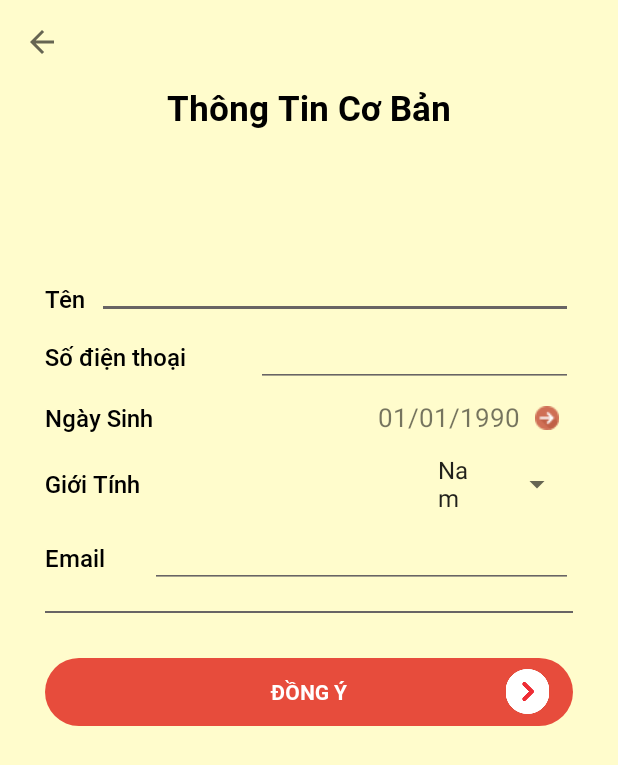
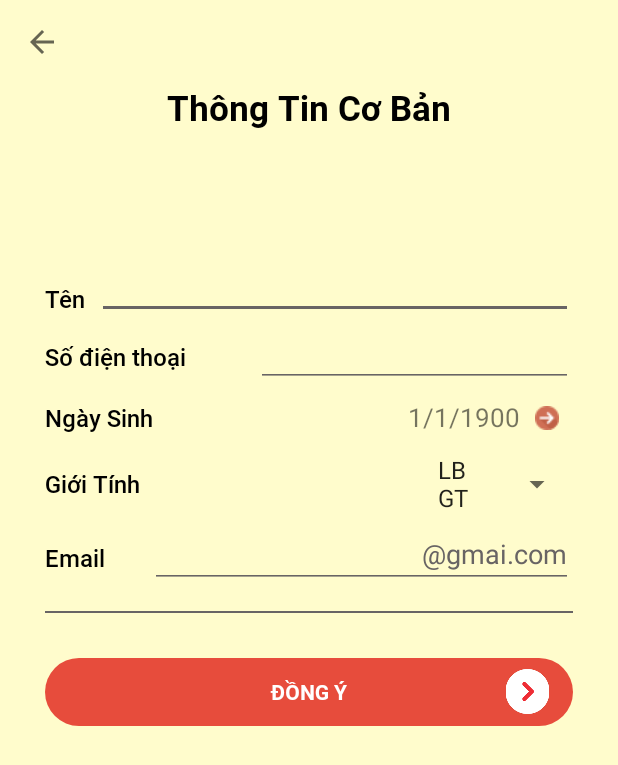
Before and after one commit to TrungDaniel/AndroidWinds, an Android app: the AccountActivity screen opened directly, with no data from a screen before it, after a tap on "SỬA THÔNG TIN", on a phone screen of 412 x 824 dp. Shown: the top 765 px of the screen. Run offline under Robolectric (Android 15) with nearby library versions, the phone set to English and light mode, and no system bars; our stand-ins replace CircleImageView, Picasso; libraries missing offline, so code that uses them is left out: com.kofigyan.stateprogressbar; pictures from the network do not load; 2 statements that could not run were skipped.

Commit message:
update information ( finish )

```diff
--- a/SOURCE/app/src/main/java/com/example/trung/androidwinds/AppConfig.java
+++ b/SOURCE/app/src/main/java/com/example/trung/androidwinds/AppConfig.java
@@ -35,11 +35,12 @@ public class AppConfig {
         editor.putString("NgaySinh", ngaySinh);
         editor.apply();
     }
-    public static void setGioiTinhUser(String gioiTinh, Context context) {
+    public static int setGioiTinhUser(int gioiTinh, Context context){
         SharedPreferences sharedPreferences = context.getSharedPreferences(PREF_NAME, Context.MODE_PRIVATE);
         SharedPreferences.Editor editor = sharedPreferences.edit();
-        editor.putString("GioiTinh", gioiTinh);
+        editor.putInt("GioiTinh",gioiTinh);
         editor.apply();
+        return gioiTinh;
     }
     public static void setEmailUser(String email, Context context) {
         SharedPreferences sharedPreferences = context.getSharedPreferences(PREF_NAME, Context.MODE_PRIVATE);
@@ -66,17 +67,18 @@ public class AppConfig {
     }
     public static String getNgaySinhUser(Context context) {
         SharedPreferences sharedPreferences = context.getSharedPreferences(PREF_NAME, Context.MODE_PRIVATE);
-        return sharedPreferences.getString("NgaySinh", "Nam");
+        return sharedPreferences.getString("NgaySinh", "1/1/1900");
     }
     public static String getEmailUser(Context context) {
         SharedPreferences sharedPreferences = context.getSharedPreferences(PREF_NAME, Context.MODE_PRIVATE);
         return sharedPreferences.getString("Email", "@gmai.com");
     }
+    public static int getGioiTinh(Context context){
+        SharedPreferences sharedPreferences = context.getSharedPreferences(PREF_NAME, Context.MODE_PRIVATE);
+        return sharedPreferences.getInt("GioiTinh",2);
+    }
 
-    public static String getGioiTinhUser(Context context) {
-        SharedPreferences sharedPreferences = context.getSharedPreferences(PREF_NAME, Context.MODE_PRIVATE);
-        return sharedPreferences.getString("GioiTinh", "01/01/1990");
-    }
+
 
 
 
--- a/SOURCE/app/src/main/java/com/example/trung/androidwinds/InfomationActivity.java
+++ b/SOURCE/app/src/main/java/com/example/trung/androidwinds/InfomationActivity.java
@@ -14,13 +14,12 @@ import android.widget.Spinner;
 import android.widget.TextView;
 import android.widget.Toast;
 
-import java.util.ArrayList;
 import java.util.Calendar;
 
 public class InfomationActivity extends AppCompatActivity {
     Toolbar tbInformation;
     TextView tvNgaySinh;
-    EditText edtTen,edtSoDienThoai,edtEmail;
+    EditText edtTen, edtSoDienThoai, edtEmail;
     ImageButton ibNgaySinh;
     DatePickerDialog.OnDateSetListener mDateSetListener;
     Spinner snGioiTinh;
@@ -37,7 +36,6 @@ public class InfomationActivity extends AppCompatActivity {
         sendData();
 
 
-
     }
 
     private void sendData() {
@@ -47,15 +45,16 @@ public class InfomationActivity extends AppCompatActivity {
                 String ten = edtTen.getText().toString();
                 String soDienThoai = edtSoDienThoai.getText().toString();
                 String ngaySinh = tvNgaySinh.getText().toString();
-                String gioiTinh = snGioiTinh.getSelectedItem().toString();
-                String email = edtTen.getText().toString();
-                AppConfig.setNameUser(ten,InfomationActivity.this);
-                AppConfig.setPhoneNumber(soDienThoai,InfomationActivity.this);
-                AppConfig.setGioiTinhUser(gioiTinh,InfomationActivity.this);
-                AppConfig.setNgaySinhUser(ngaySinh,InfomationActivity.this);
-                AppConfig.setEmailUser(email,InfomationActivity.this);
+                int gioiTinh = snGioiTinh.getSelectedItemPosition();
+                String email = edtEmail.getText().toString();
+                AppConfig.setNameUser(ten, InfomationActivity.this);
+                AppConfig.setPhoneNumber(soDienThoai, InfomationActivity.this);
+                AppConfig.setGioiTinhUser(gioiTinh, InfomationActivity.this);
+                AppConfig.setNgaySinhUser(ngaySinh, InfomationActivity.this);
+                AppConfig.setEmailUser(email, InfomationActivity.this);
+                Toast.makeText(InfomationActivity.this, "Bạn đã cập nhập thành công", Toast.LENGTH_SHORT).show();
 
-                Toast.makeText(InfomationActivity.this, "Cập nhập thành công", Toast.LENGTH_SHORT).show();
+
             }
         });
 
@@ -63,15 +62,26 @@ public class InfomationActivity extends AppCompatActivity {
 
     private void setData() {
         edtTen.setText(AppConfig.getNameUser(InfomationActivity.this));
+        edtTen.setSelection(edtTen.getText().length());
+
         edtSoDienThoai.setText(AppConfig.getPhoneNumber(InfomationActivity.this));
+        edtSoDienThoai.setSelection(edtSoDienThoai.getText().length());
+
+        tvNgaySinh.setText(AppConfig.getNgaySinhUser(InfomationActivity.this));
+
         edtEmail.setText(AppConfig.getEmailUser(InfomationActivity.this));
+        edtEmail.setSelection(edtEmail.getText().length());
+
+        // set position spiner
+        int value = AppConfig.getGioiTinh(InfomationActivity.this);
+        snGioiTinh.setSelection(value);
 
 
     }
 
     private void setGioiTinh() {
-        String[] gioitinh = {"Nam","Nữ","LBGT"};
-        ArrayAdapter<String> arrayAdapter = new ArrayAdapter<>(this,android.R.layout.simple_list_item_1,gioitinh);
+        String[] gioitinh = {"Nam", "Nữ", "LBGT"};
+        ArrayAdapter<String> arrayAdapter = new ArrayAdapter<>(this, android.R.layout.simple_list_item_1, gioitinh);
         snGioiTinh.setAdapter(arrayAdapter);
 
     }
@@ -92,8 +102,8 @@ public class InfomationActivity extends AppCompatActivity {
         mDateSetListener = new DatePickerDialog.OnDateSetListener() {
             @Override
             public void onDateSet(DatePicker view, int year, int month, int dayOfMonth) {
-                int thang = month+1;
-               tvNgaySinh.setText(dayOfMonth + "/" + thang +"/"+year);
+                int thang = month + 1;
+                tvNgaySinh.setText(dayOfMonth + "/" + thang + "/" + year);
             }
         };
     }
@@ -101,12 +111,12 @@ public class InfomationActivity extends AppCompatActivity {
 
     private void init() {
         tbInformation = (Toolbar) findViewById(R.id.tb_information);
-        tvNgaySinh=findViewById(R.id.tv_ngay_sinh);
-        edtTen=findViewById(R.id.edt_ten);
-        edtSoDienThoai=findViewById(R.id.edt_so_dien_thoai);
-        edtEmail=findViewById(R.id.edt_email);
+        tvNgaySinh = findViewById(R.id.tv_ngay_sinh);
+        edtTen = findViewById(R.id.edt_ten);
+        edtSoDienThoai = findViewById(R.id.edt_so_dien_thoai);
+        edtEmail = findViewById(R.id.edt_email);
         ibNgaySinh = findViewById(R.id.ib_ngay_sinh);
-        snGioiTinh = findViewById(R.id.sn_gioi_tinh);
+        snGioiTinh = (Spinner) findViewById(R.id.sn_gioi_tinh);
         rlDongyButton = findViewById(R.id.rl_dongy_button);
         setSupportActionBar(tbInformation);
         getSupportActionBar().setDisplayShowTitleEnabled(false);
--- a/SOURCE/app/src/main/res/layout/activity_infomation.xml
+++ b/SOURCE/app/src/main/res/layout/activity_infomation.xml
@@ -1,8 +1,11 @@
 <?xml version="1.0" encoding="utf-8"?>
+<ScrollView android:layout_width="match_parent"
+    android:layout_height="match_parent"
+    android:background="@color/colorBackground"
+    xmlns:android="http://schemas.android.com/apk/res/android">
     <LinearLayout xmlns:android="http://schemas.android.com/apk/res/android"
         android:layout_width="match_parent"
         android:layout_height="match_parent"
-    android:background="@color/colorBackground"
         android:orientation="vertical">
 
         <android.support.v7.widget.Toolbar
@@ -18,6 +21,7 @@
             android:text="Thông Tin Cơ Bản"
             android:textColor="#000000"
             android:textSize="23dp" />
+
 
         <LinearLayout
             android:layout_width="match_parent"
@@ -39,12 +43,12 @@
                 android:textSize="16dp" />
 
             <EditText
-            android:gravity="right"
                 android:id="@+id/edt_ten"
                 android:layout_width="0dp"
                 android:layout_height="wrap_content"
                 android:layout_weight="9"
                 android:backgroundTint="@color/belowEdittext"
+                android:gravity="right"
                 android:singleLine="true"
                 android:textColor="@color/belowEdittext" />
 
@@ -68,12 +72,13 @@
                 android:textSize="16dp" />
 
             <EditText
-            android:gravity="right"
+                android:inputType="number"
                 android:id="@+id/edt_so_dien_thoai"
                 android:layout_width="0dp"
                 android:layout_height="wrap_content"
                 android:layout_weight="6"
                 android:backgroundTint="@color/belowEdittext"
+                android:gravity="right"
                 android:singleLine="true"
                 android:textColor="@color/belowEdittext" />
 
@@ -162,39 +167,39 @@
                 android:textSize="16dp" />
 
             <EditText
-            android:gravity="right"
                 android:id="@+id/edt_email"
                 android:layout_width="0dp"
                 android:layout_height="wrap_content"
                 android:layout_weight="8"
                 android:backgroundTint="@color/belowEdittext"
+                android:gravity="right"
                 android:singleLine="true"
                 android:textColor="@color/belowEdittext" />
 
         </LinearLayout>
 
         <LinearLayout
+            android:layout_width="match_parent"
+            android:layout_height="wrap_content"
             android:layout_marginHorizontal="30dp"
-        android:layout_width="match_parent"
-        android:orientation="horizontal"
-        android:layout_height="wrap_content">
+            android:orientation="horizontal">
 
             <View
+                android:layout_width="match_parent"
+                android:layout_height="1dp"
                 android:layout_marginTop="15dp"
-            android:layout_width="match_parent"
-            android:background="@color/belowEdittext"
-            android:layout_height="1dp">
+                android:background="@color/belowEdittext">
 
 
             </View>
         </LinearLayout>
 
         <RelativeLayout
-        android:layout_marginTop="20dp"
             android:id="@+id/rl_dongy_button"
             android:layout_width="match_parent"
             android:layout_height="wrap_content"
             android:layout_marginHorizontal="30dp"
+            android:layout_marginTop="20dp"
             android:clickable="true">
 
             <TextView
@@ -218,5 +223,8 @@
 
         </RelativeLayout>
 
+    </LinearLayout>
 
-</LinearLayout>
+
+
+</ScrollView>
```
Also changed, not shown: SOURCE/app/src/main/AndroidManifest.xml (+5 -7 lines). Lines whose indentation alone changed are shown as unchanged.
